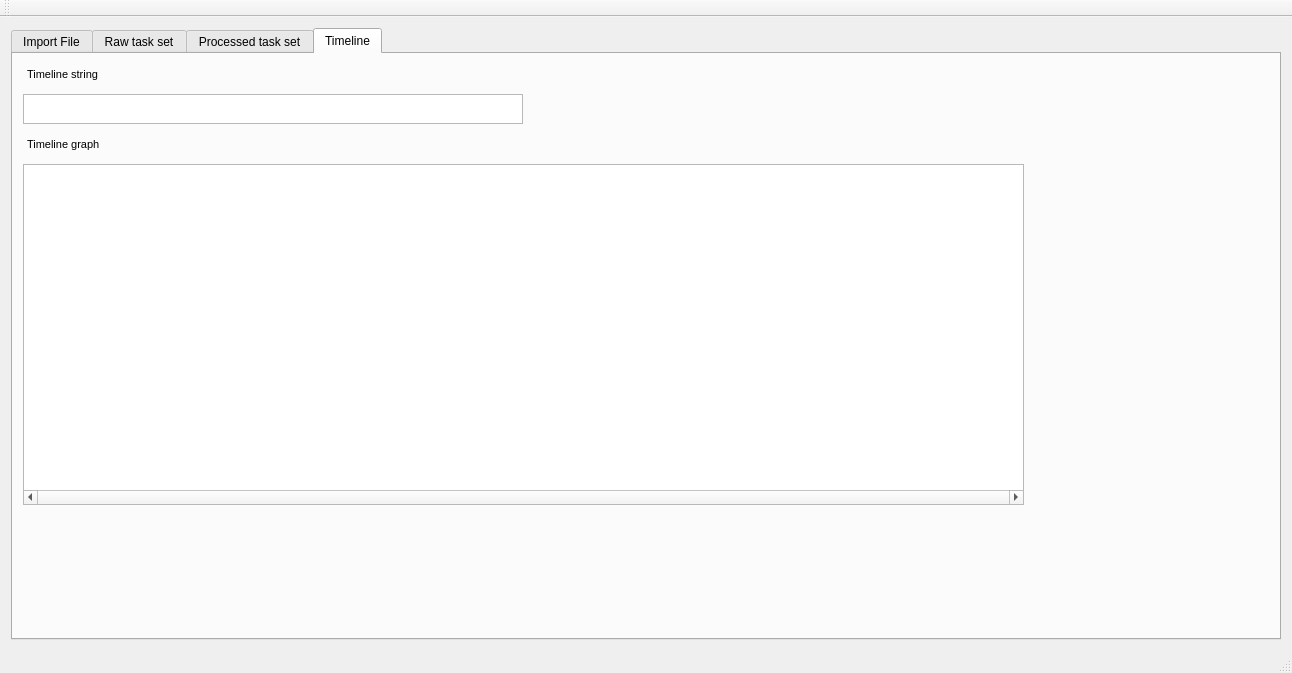
LukasGiesler/RTS_Tool, file RTS_Tool/mainwindow.ui: the form before one commit.
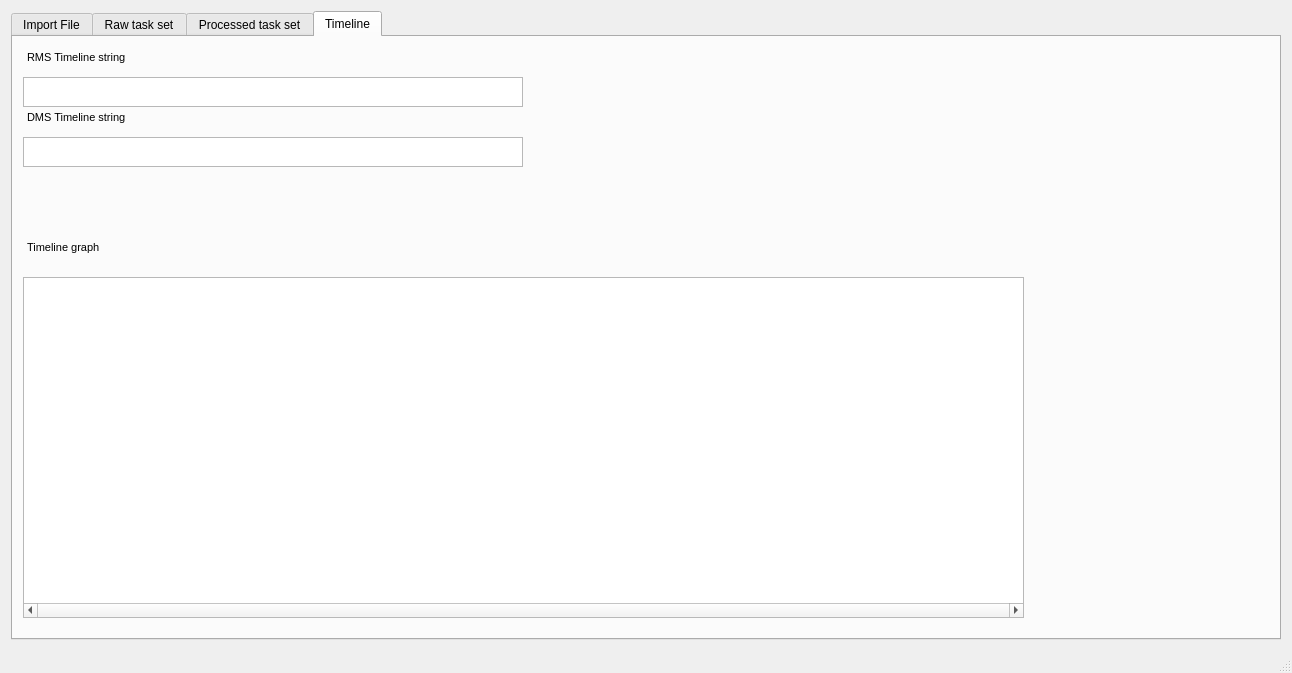
The form after the commit. The open tabs and pages were chosen to show the change.

```diff
--- a/RTS_Tool/mainwindow.ui
+++ b/RTS_Tool/mainwindow.ui
@@ -485,15 +485,15 @@
          <string>&lt;!DOCTYPE HTML PUBLIC &quot;-//W3C//DTD HTML 4.0//EN&quot; &quot;http://www.w3.org/TR/REC-html40/strict.dtd&quot;&gt;
 &lt;html&gt;&lt;head&gt;&lt;meta name=&quot;qrichtext&quot; content=&quot;1&quot; /&gt;&lt;style type=&quot;text/css&quot;&gt;
 p, li { white-space: pre-wrap; }
-&lt;/style&gt;&lt;/head&gt;&lt;body style=&quot; font-family:'.SF NS Text'; font-size:13pt; font-weight:400; font-style:normal;&quot;&gt;
-&lt;p style=&quot; margin-top:0px; margin-bottom:0px; margin-left:0px; margin-right:0px; -qt-block-indent:0; text-indent:0px;&quot;&gt;&lt;span style=&quot; font-family:'MS Shell Dlg 2'; font-size:8pt;&quot;&gt;Timeline string&lt;/span&gt;&lt;/p&gt;&lt;/body&gt;&lt;/html&gt;</string>
+&lt;/style&gt;&lt;/head&gt;&lt;body style=&quot; font-family:'MS Shell Dlg 2'; font-size:8.25pt; font-weight:400; font-style:normal;&quot;&gt;
+&lt;p style=&quot; margin-top:0px; margin-bottom:0px; margin-left:0px; margin-right:0px; -qt-block-indent:0; text-indent:0px;&quot;&gt;&lt;span style=&quot; font-size:8pt;&quot;&gt;RMS Timeline string&lt;/span&gt;&lt;/p&gt;&lt;/body&gt;&lt;/html&gt;</string>
         </property>
        </widget>
        <widget class="QTextEdit" name="timelineGraphAsStringText">
         <property name="geometry">
          <rect>
           <x>10</x>
-          <y>110</y>
+          <y>240</y>
           <width>1001</width>
           <height>341</height>
          </rect>
@@ -501,7 +501,7 @@
         <property name="font">
          <font>
           <family>Courier</family>
-          <pointsize>15</pointsize>
+          <pointsize>-1</pointsize>
           <weight>50</weight>
           <italic>false</italic>
           <bold>false</bold>
@@ -523,15 +523,15 @@
          <string>&lt;!DOCTYPE HTML PUBLIC &quot;-//W3C//DTD HTML 4.0//EN&quot; &quot;http://www.w3.org/TR/REC-html40/strict.dtd&quot;&gt;
 &lt;html&gt;&lt;head&gt;&lt;meta name=&quot;qrichtext&quot; content=&quot;1&quot; /&gt;&lt;style type=&quot;text/css&quot;&gt;
 p, li { white-space: pre-wrap; }
-&lt;/style&gt;&lt;/head&gt;&lt;body style=&quot; font-family:'Courier'; font-size:15pt; font-weight:400; font-style:normal;&quot;&gt;
-&lt;p style=&quot;-qt-paragraph-type:empty; margin-top:0px; margin-bottom:0px; margin-left:0px; margin-right:0px; -qt-block-indent:0; text-indent:0px;&quot;&gt;&lt;br /&gt;&lt;/p&gt;&lt;/body&gt;&lt;/html&gt;</string>
+&lt;/style&gt;&lt;/head&gt;&lt;body style=&quot; font-family:'Courier'; font-size:8px; font-weight:400; font-style:normal;&quot;&gt;
+&lt;p style=&quot;-qt-paragraph-type:empty; margin-top:0px; margin-bottom:0px; margin-left:0px; margin-right:0px; -qt-block-indent:0; text-indent:0px; font-size:15pt;&quot;&gt;&lt;br /&gt;&lt;/p&gt;&lt;/body&gt;&lt;/html&gt;</string>
         </property>
        </widget>
        <widget class="QTextEdit" name="TextEdit_2">
         <property name="geometry">
          <rect>
           <x>10</x>
-          <y>80</y>
+          <y>200</y>
           <width>256</width>
           <height>30</height>
          </rect>
@@ -559,8 +559,76 @@
          <string>&lt;!DOCTYPE HTML PUBLIC &quot;-//W3C//DTD HTML 4.0//EN&quot; &quot;http://www.w3.org/TR/REC-html40/strict.dtd&quot;&gt;
 &lt;html&gt;&lt;head&gt;&lt;meta name=&quot;qrichtext&quot; content=&quot;1&quot; /&gt;&lt;style type=&quot;text/css&quot;&gt;
 p, li { white-space: pre-wrap; }
-&lt;/style&gt;&lt;/head&gt;&lt;body style=&quot; font-family:'.SF NS Text'; font-size:13pt; font-weight:400; font-style:normal;&quot;&gt;
-&lt;p style=&quot; margin-top:0px; margin-bottom:0px; margin-left:0px; margin-right:0px; -qt-block-indent:0; text-indent:0px;&quot;&gt;&lt;span style=&quot; font-family:'MS Shell Dlg 2'; font-size:8pt;&quot;&gt;Timeline graph&lt;/span&gt;&lt;/p&gt;&lt;/body&gt;&lt;/html&gt;</string>
+&lt;/style&gt;&lt;/head&gt;&lt;body style=&quot; font-family:'MS Shell Dlg 2'; font-size:8.25pt; font-weight:400; font-style:normal;&quot;&gt;
+&lt;p style=&quot; margin-top:0px; margin-bottom:0px; margin-left:0px; margin-right:0px; -qt-block-indent:0; text-indent:0px;&quot;&gt;&lt;span style=&quot; font-size:8pt;&quot;&gt;Timeline graph&lt;/span&gt;&lt;/p&gt;&lt;/body&gt;&lt;/html&gt;</string>
+        </property>
+       </widget>
+       <widget class="QTextEdit" name="TextEdit_3">
+        <property name="geometry">
+         <rect>
+          <x>10</x>
+          <y>70</y>
+          <width>256</width>
+          <height>30</height>
+         </rect>
+        </property>
+        <property name="minimumSize">
+         <size>
+          <width>0</width>
+          <height>30</height>
+         </size>
+        </property>
+        <property name="maximumSize">
+         <size>
+          <width>16777215</width>
+          <height>30</height>
+         </size>
+        </property>
+        <property name="styleSheet">
+         <string notr="true">background-color: rgba(255, 255, 255, 0);
+border: 0px solid black;</string>
+        </property>
+        <property name="readOnly">
+         <bool>true</bool>
+        </property>
+        <property name="html">
+         <string>&lt;!DOCTYPE HTML PUBLIC &quot;-//W3C//DTD HTML 4.0//EN&quot; &quot;http://www.w3.org/TR/REC-html40/strict.dtd&quot;&gt;
+&lt;html&gt;&lt;head&gt;&lt;meta name=&quot;qrichtext&quot; content=&quot;1&quot; /&gt;&lt;style type=&quot;text/css&quot;&gt;
+p, li { white-space: pre-wrap; }
+&lt;/style&gt;&lt;/head&gt;&lt;body style=&quot; font-family:'MS Shell Dlg 2'; font-size:8.25pt; font-weight:400; font-style:normal;&quot;&gt;
+&lt;p style=&quot; margin-top:0px; margin-bottom:0px; margin-left:0px; margin-right:0px; -qt-block-indent:0; text-indent:0px;&quot;&gt;&lt;span style=&quot; font-size:8pt;&quot;&gt;DMS Timeline string&lt;/span&gt;&lt;/p&gt;&lt;/body&gt;&lt;/html&gt;</string>
+        </property>
+       </widget>
+       <widget class="QTextEdit" name="timelineStringText_2">
+        <property name="geometry">
+         <rect>
+          <x>10</x>
+          <y>100</y>
+          <width>500</width>
+          <height>30</height>
+         </rect>
+        </property>
+        <property name="minimumSize">
+         <size>
+          <width>500</width>
+          <height>30</height>
+         </size>
+        </property>
+        <property name="maximumSize">
+         <size>
+          <width>500</width>
+          <height>30</height>
+         </size>
+        </property>
+        <property name="readOnly">
+         <bool>true</bool>
+        </property>
+        <property name="html">
+         <string>&lt;!DOCTYPE HTML PUBLIC &quot;-//W3C//DTD HTML 4.0//EN&quot; &quot;http://www.w3.org/TR/REC-html40/strict.dtd&quot;&gt;
+&lt;html&gt;&lt;head&gt;&lt;meta name=&quot;qrichtext&quot; content=&quot;1&quot; /&gt;&lt;style type=&quot;text/css&quot;&gt;
+p, li { white-space: pre-wrap; }
+&lt;/style&gt;&lt;/head&gt;&lt;body style=&quot; font-family:'MS Shell Dlg 2'; font-size:8.25pt; font-weight:400; font-style:normal;&quot;&gt;
+&lt;p style=&quot;-qt-paragraph-type:empty; margin-top:0px; margin-bottom:0px; margin-left:0px; margin-right:0px; -qt-block-indent:0; text-indent:0px;&quot;&gt;&lt;br /&gt;&lt;/p&gt;&lt;/body&gt;&lt;/html&gt;</string>
         </property>
        </widget>
       </widget>
@@ -568,17 +636,6 @@
     </item>
    </layout>
   </widget>
-  <widget class="QToolBar" name="mainToolBar">
-   <property name="enabled">
-    <bool>false</bool>
-   </property>
-   <attribute name="toolBarArea">
-    <enum>TopToolBarArea</enum>
-   </attribute>
-   <attribute name="toolBarBreak">
-    <bool>false</bool>
-   </attribute>
-  </widget>
   <widget class="QStatusBar" name="statusBar"/>
   <action name="actionImport_File_csv">
    <property name="text">
```
Left out of the diff: 8 changed lines with no effect on the pictures.
